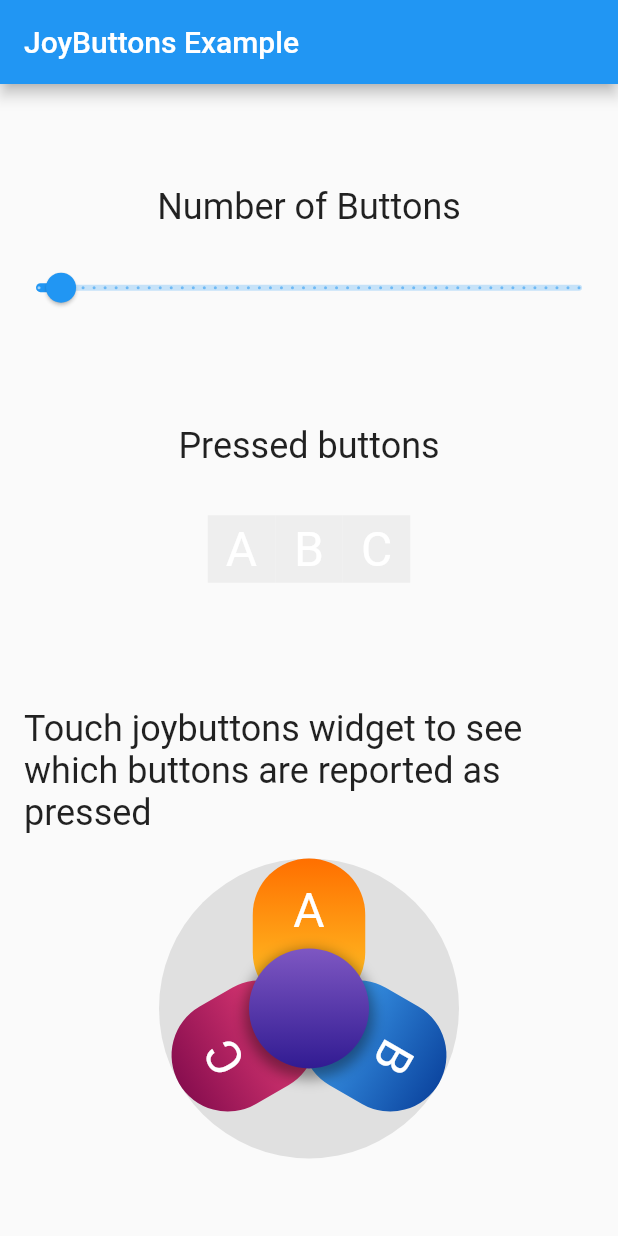
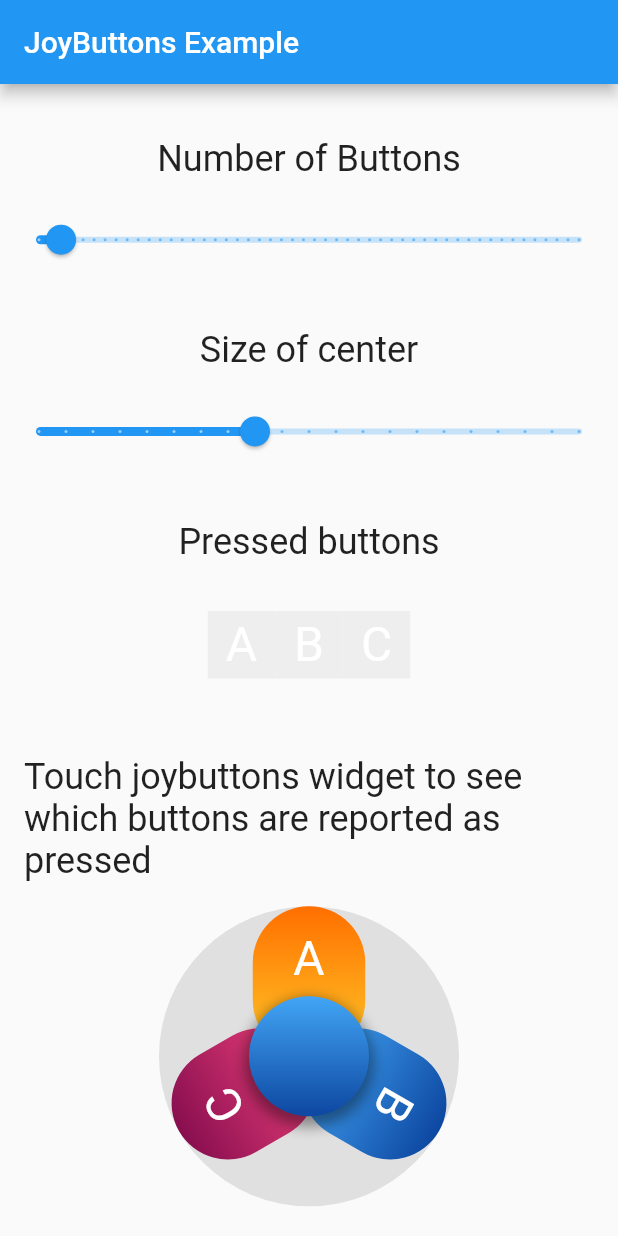
Before and after one commit to cybaker/flutter_joybuttons, a Flutter app: the screen it shows after launch, on a phone screen of 412 x 824 dp. Run offline on Flutter 3.47's test engine with Material 2 defaults, Android fonts, the phone set to English and light mode, and no system bars.

Commit message:
Add example center sizing

```diff
--- a/example/lib/main.dart
+++ b/example/lib/main.dart
@@ -32,6 +32,7 @@ class _JoyButtonsExampleState extends State<JoyButtonsExample> {
   List<int> _pressed = [];
   double dimension = 45;
 
+  double _sizeOfCenter = 0.4;
   double _numberOfButtons = 3;
   final double _maxButtons = 50;
 
@@ -112,6 +113,26 @@ class _JoyButtonsExampleState extends State<JoyButtonsExample> {
               children: [
                 const Padding(
                   padding: EdgeInsets.all(16.0),
+                  child: Text("Size of center", style: TextStyle(fontSize: 24)),
+                ),
+                Slider(
+                  min: 0.0,
+                  max: 1.0,
+                  value: _sizeOfCenter,
+                  divisions: 20,
+                  label: _sizeOfCenter.toString(),
+                  onChanged: (value) {
+                    setState(() {
+                      _sizeOfCenter = value;
+                    });
+                  },
+                ),
+              ],
+            ),
+            Column(
+              children: [
+                const Padding(
+                  padding: EdgeInsets.all(16.0),
                   child: Text("Pressed buttons", style: TextStyle(fontSize: 24)),
                 ),
                 Padding(
@@ -134,6 +155,7 @@ class _JoyButtonsExampleState extends State<JoyButtonsExample> {
                 ),
                 JoyButtons(
                   centerButtonOutput: List.generate(_numberOfButtons.round(), (index) => index),
+                  centerWidget: JoyButtonsCenter(size: Size(200*_sizeOfCenter, 200*_sizeOfCenter),),
                   buttonWidgets: getButtons(),
                   listener: (details) {
                     setState(() {
```
